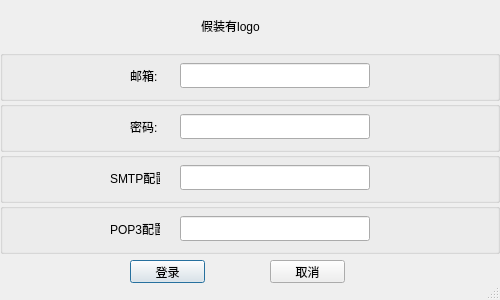
Before: the Qt Designer form Email/Libs/login.ui in marsggbo/MarsMail, drawn with Qt 5.
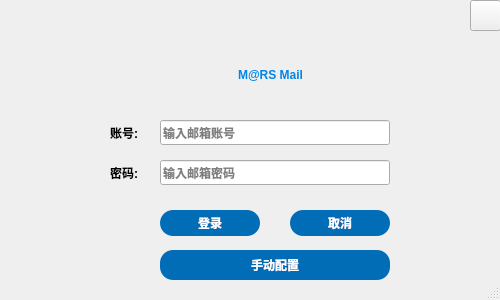
After: the same form once the commit is applied. Icons and pictures are not drawn.

```diff
--- a/Email/Libs/login.ui
+++ b/Email/Libs/login.ui
@@ -10,204 +10,296 @@
     <height>300</height>
    </rect>
   </property>
+  <property name="minimumSize">
+   <size>
+    <width>500</width>
+    <height>300</height>
+   </size>
+  </property>
+  <property name="maximumSize">
+   <size>
+    <width>500</width>
+    <height>370</height>
+   </size>
+  </property>
   <property name="windowTitle">
    <string>Dialog</string>
   </property>
+  <property name="styleSheet">
+   <string notr="true">*{
+font: 9pt &quot;Microsoft YaHei UI&quot;;
+font-weight:bold;
+}
+#login,#cancel,#loginSetting{
+background-color: rgb(0, 109, 182);
+border:none;
+border-radius:13px;
+color:white;
+}
+#loginSetting:hover{
+background-color: rgb(0,134,229);
+}
+#login:hover{
+background-color: rgb(0,134,229);
+}
+#cancel:hover{
+background-color: rgb(0,134,229);
+}
+</string>
+  </property>
   <property name="sizeGripEnabled">
    <bool>true</bool>
   </property>
-  <widget class="QLabel" name="loginlogo">
+  <widget class="QPushButton" name="cancel">
    <property name="geometry">
     <rect>
-     <x>180</x>
+     <x>290</x>
+     <y>210</y>
+     <width>100</width>
+     <height>26</height>
+    </rect>
+   </property>
+   <property name="text">
+    <string>取消</string>
+   </property>
+  </widget>
+  <widget class="QPushButton" name="loginClose">
+   <property name="geometry">
+    <rect>
+     <x>470</x>
      <y>0</y>
-     <width>101</width>
-     <height>51</height>
+     <width>31</width>
+     <height>31</height>
     </rect>
    </property>
+   <property name="styleSheet">
+    <string notr="true">#loginClose{border-image: url(:/souce/souce/关闭1_2.png);}
+#loginClose:hover{border-image: url(:/souce/souce/关闭1_1.png);}</string>
+   </property>
    <property name="text">
-    <string>假装有logo</string>
-   </property>
-   <property name="alignment">
-    <set>Qt::AlignCenter</set>
-   </property>
-  </widget>
-  <widget class="QGroupBox" name="groupBox">
-   <property name="geometry">
-    <rect>
-     <x>0</x>
-     <y>50</y>
-     <width>500</width>
-     <height>51</height>
-    </rect>
-   </property>
-   <property name="title">
     <string/>
    </property>
-   <widget class="QLineEdit" name="loginmail">
-    <property name="geometry">
-     <rect>
-      <x>180</x>
-      <y>13</y>
-      <width>190</width>
-      <height>25</height>
-     </rect>
-    </property>
-   </widget>
-   <widget class="QLabel" name="label">
-    <property name="geometry">
-     <rect>
-      <x>130</x>
-      <y>13</y>
-      <width>50</width>
-      <height>25</height>
-     </rect>
-    </property>
-    <property name="text">
-     <string>邮箱:</string>
-    </property>
-   </widget>
   </widget>
-  <widget class="QGroupBox" name="groupBox_3">
+  <widget class="QLineEdit" name="loginmail">
+   <property name="geometry">
+    <rect>
+     <x>160</x>
+     <y>120</y>
+     <width>230</width>
+     <height>25</height>
+    </rect>
+   </property>
+   <property name="placeholderText">
+    <string>输入邮箱账号</string>
+   </property>
+  </widget>
+  <widget class="QGroupBox" name="settingBox">
    <property name="geometry">
     <rect>
      <x>0</x>
-     <y>152</y>
-     <width>500</width>
-     <height>51</height>
+     <y>300</y>
+     <width>501</width>
+     <height>71</height>
     </rect>
    </property>
+   <property name="styleSheet">
+    <string notr="true"/>
+   </property>
    <property name="title">
     <string/>
    </property>
    <widget class="QLineEdit" name="loginsmtp">
     <property name="geometry">
      <rect>
-      <x>180</x>
-      <y>13</y>
-      <width>190</width>
+      <x>160</x>
+      <y>0</y>
+      <width>230</width>
       <height>25</height>
      </rect>
     </property>
+    <property name="placeholderText">
+     <string>请配置smtp服务器</string>
+    </property>
    </widget>
    <widget class="QLabel" name="label_3">
     <property name="geometry">
      <rect>
-      <x>110</x>
-      <y>13</y>
-      <width>50</width>
+      <x>80</x>
+      <y>0</y>
+      <width>61</width>
       <height>25</height>
      </rect>
     </property>
     <property name="text">
-     <string>SMTP配置</string>
+     <string>SMTP配置:</string>
     </property>
    </widget>
-  </widget>
-  <widget class="QGroupBox" name="groupBox_2">
-   <property name="geometry">
-    <rect>
-     <x>0</x>
-     <y>101</y>
-     <width>500</width>
-     <height>51</height>
-    </rect>
-   </property>
-   <property name="title">
-    <string/>
-   </property>
-   <widget class="QLineEdit" name="loginpwd">
-    <property name="geometry">
-     <rect>
-      <x>180</x>
-      <y>13</y>
-      <width>190</width>
-      <height>25</height>
-     </rect>
-    </property>
-    <property name="text">
-     <string/>
-    </property>
-    <property name="echoMode">
-     <enum>QLineEdit::Password</enum>
-    </property>
-   </widget>
-   <widget class="QLabel" name="label_2">
-    <property name="geometry">
-     <rect>
-      <x>130</x>
-      <y>13</y>
-      <width>50</width>
-      <height>25</height>
-     </rect>
-    </property>
-    <property name="text">
-     <string>密码:</string>
-    </property>
-   </widget>
-  </widget>
-  <widget class="QGroupBox" name="groupBox_4">
-   <property name="geometry">
-    <rect>
-     <x>0</x>
-     <y>203</y>
-     <width>500</width>
-     <height>51</height>
-    </rect>
-   </property>
-   <property name="title">
-    <string/>
-   </property>
    <widget class="QLineEdit" name="loginpop">
     <property name="geometry">
      <rect>
-      <x>180</x>
-      <y>13</y>
-      <width>190</width>
+      <x>160</x>
+      <y>40</y>
+      <width>230</width>
       <height>25</height>
      </rect>
     </property>
+    <property name="placeholderText">
+     <string>请配置pop3服务器</string>
+    </property>
    </widget>
    <widget class="QLabel" name="label_4">
     <property name="geometry">
      <rect>
-      <x>110</x>
-      <y>13</y>
-      <width>50</width>
+      <x>80</x>
+      <y>40</y>
+      <width>71</width>
       <height>25</height>
      </rect>
     </property>
     <property name="text">
-     <string>POP3配置</string>
+     <string>POP3配置:</string>
     </property>
    </widget>
+   <widget class="QPushButton" name="settingHide">
+    <property name="geometry">
+     <rect>
+      <x>480</x>
+      <y>0</y>
+      <width>21</width>
+      <height>21</height>
+     </rect>
+    </property>
+    <property name="styleSheet">
+     <string notr="true">#settingHide{
+border-image: url(:/souce/souce/收起.png);
+}
+#settingHide:hover{
+background-color: rgb(203, 203, 203);
+}</string>
+    </property>
+    <property name="text">
+     <string/>
+    </property>
+   </widget>
+  </widget>
+  <widget class="QLineEdit" name="loginpwd">
+   <property name="geometry">
+    <rect>
+     <x>160</x>
+     <y>160</y>
+     <width>230</width>
+     <height>25</height>
+    </rect>
+   </property>
+   <property name="text">
+    <string/>
+   </property>
+   <property name="echoMode">
+    <enum>QLineEdit::Password</enum>
+   </property>
+   <property name="placeholderText">
+    <string>输入邮箱密码</string>
+   </property>
+  </widget>
+  <widget class="QPushButton" name="loginSetting">
+   <property name="geometry">
+    <rect>
+     <x>160</x>
+     <y>250</y>
+     <width>230</width>
+     <height>30</height>
+    </rect>
+   </property>
+   <property name="text">
+    <string>手动配置</string>
+   </property>
+  </widget>
+  <widget class="QLabel" name="label">
+   <property name="geometry">
+    <rect>
+     <x>110</x>
+     <y>120</y>
+     <width>50</width>
+     <height>25</height>
+    </rect>
+   </property>
+   <property name="text">
+    <string>账号:</string>
+   </property>
+  </widget>
+  <widget class="QLabel" name="label_2">
+   <property name="geometry">
+    <rect>
+     <x>110</x>
+     <y>160</y>
+     <width>50</width>
+     <height>25</height>
+    </rect>
+   </property>
+   <property name="text">
+    <string>密码:</string>
+   </property>
+  </widget>
+  <widget class="QLabel" name="logoName">
+   <property name="geometry">
+    <rect>
+     <x>195</x>
+     <y>50</y>
+     <width>151</width>
+     <height>51</height>
+    </rect>
+   </property>
+   <property name="styleSheet">
+    <string notr="true">#logoName{
+font: 25px &quot;Helvetica&quot;;
+font-weight:bold;
+color:rgb(0,134,229)
+
+}
+</string>
+   </property>
+   <property name="text">
+    <string>M@RS Mail</string>
+   </property>
+   <property name="textFormat">
+    <enum>Qt::RichText</enum>
+   </property>
+   <property name="alignment">
+    <set>Qt::AlignCenter</set>
+   </property>
+  </widget>
+  <widget class="QLabel" name="loginlogo">
+   <property name="geometry">
+    <rect>
+     <x>240</x>
+     <y>5</y>
+     <width>50</width>
+     <height>50</height>
+    </rect>
+   </property>
+   <property name="styleSheet">
+    <string notr="true">border-image: url(:/souce/souce/邮箱logo_colorful.png);</string>
+   </property>
+   <property name="text">
+    <string/>
+   </property>
+   <property name="alignment">
+    <set>Qt::AlignCenter</set>
+   </property>
   </widget>
   <widget class="QPushButton" name="login">
    <property name="geometry">
     <rect>
-     <x>130</x>
-     <y>260</y>
-     <width>75</width>
-     <height>23</height>
+     <x>160</x>
+     <y>210</y>
+     <width>100</width>
+     <height>26</height>
     </rect>
    </property>
    <property name="text">
     <string>登录</string>
    </property>
   </widget>
-  <widget class="QPushButton" name="cancel">
-   <property name="geometry">
-    <rect>
-     <x>270</x>
-     <y>260</y>
-     <width>75</width>
-     <height>23</height>
-    </rect>
-   </property>
-   <property name="text">
-    <string>取消</string>
-   </property>
-  </widget>
  </widget>
  <resources/>
  <connections/>
```
Left out of the diff: 14 changed lines with no effect on the pictures.
